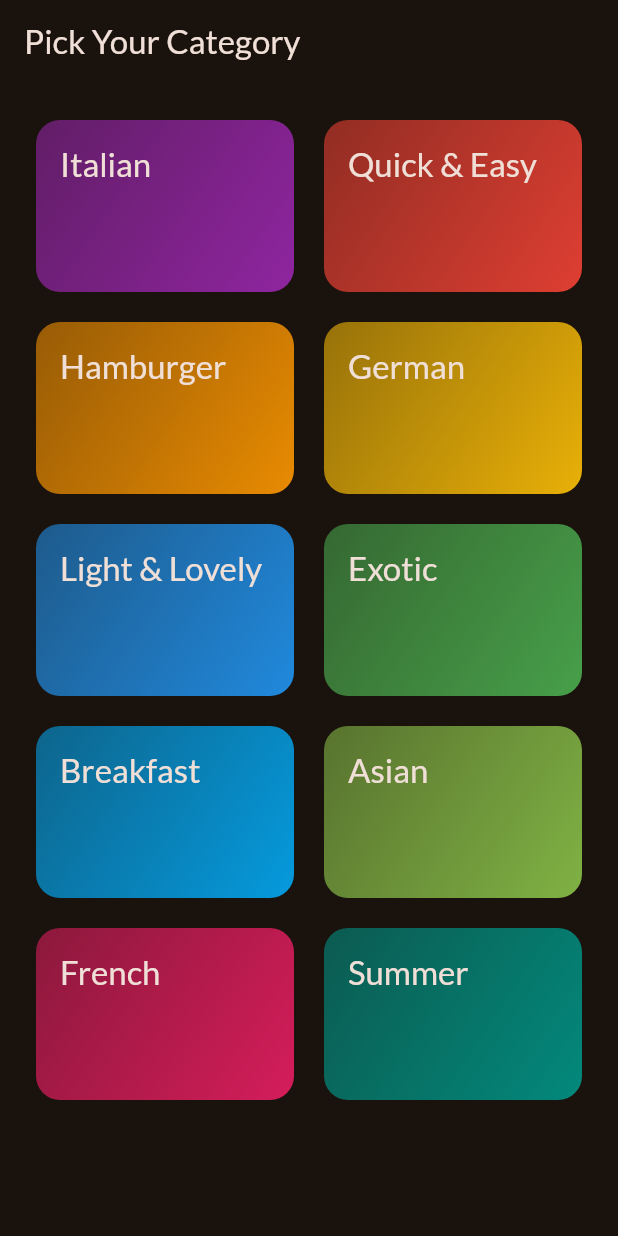
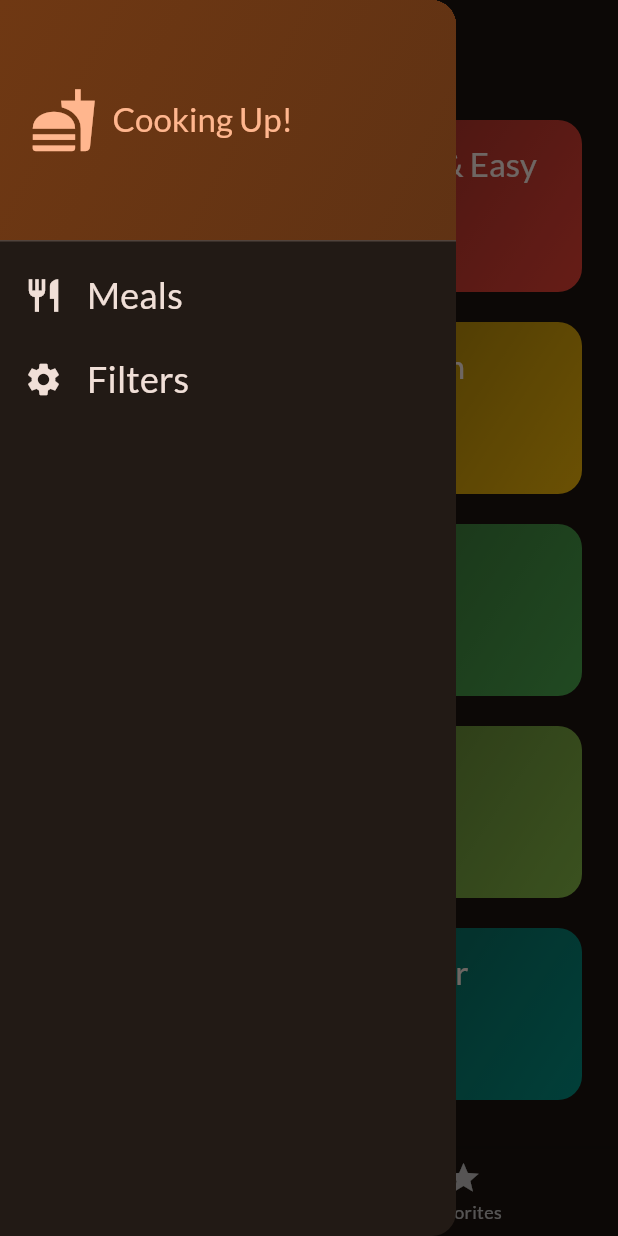
Before and after one commit to abhi-y918/Meals, a Flutter app: the screen it shows after launch, with the side drawer open (before the commit the screen has no drawer), on a phone screen of 412 x 824 dp. Run offline on Flutter 3.47's test engine with Material 3 defaults, Android fonts, the phone set to English and light mode, and no system bars; our stand-ins replace google_fonts, transparent_image.

Commit message:
New Progress in the app

```diff
--- a/lib/main.dart
+++ b/lib/main.dart
@@ -2,6 +2,7 @@ import 'package:flutter/material.dart';
 
 import 'package:google_fonts/google_fonts.dart';
 import 'package:meals/screeens/categories.dart';
+import 'package:meals/screeens/tabs.dart';
 
 
 final theme = ThemeData(
@@ -27,7 +28,7 @@ class App extends StatelessWidget {
   Widget build(BuildContext context) {
     return MaterialApp(
         theme: theme,
-         home: const CategoriesScreen(),
+         home: const TabsScreen(),
     );
   }
 }
--- a/lib/screeens/categories.dart
+++ b/lib/screeens/categories.dart
@@ -5,17 +5,24 @@ import 'package:meals/widgets/category_grid_item.dart';
 import 'package:meals/screeens/meals.dart';
 import 'package:meals/models/category.dart' ;
 
+import '../models/meal.dart';
+
 class CategoriesScreen extends StatelessWidget {
-  const CategoriesScreen({super.key});
-
+  const CategoriesScreen({
+    super.key,
+    required this.onToggleFavorite,
+  });
+  final void Function(Meal meal) onToggleFavorite; // ✅ this line should be here
   void _selectCategory(BuildContext context,Category category) {
     // context stateless mein globally nhi hota hai
-    final filteredMeals =dummyMeals.where((meal)=>meal.categories.contains(category.id)).toList();
+    final filteredMeals =dummyMeals.where((meal)=>
+        meal.categories.contains(category.id)).toList();
     Navigator.of(context).push(
       MaterialPageRoute(
         builder: (ctx) => MealsScreen(
           title: category.title,
           meals: filteredMeals,
+          onToggleFavorite: onToggleFavorite,
         ),
       ),
     );
@@ -23,11 +30,7 @@ class CategoriesScreen extends StatelessWidget {
 
   @override
   Widget build(BuildContext context) {
-    return Scaffold(
-      appBar: AppBar(
-        title: const Text('Pick Your Category'),
-      ),
-      body: GridView(
+    return  GridView(
         padding: const EdgeInsets.all(24),
         gridDelegate: const SliverGridDelegateWithFixedCrossAxisCount(
           crossAxisCount: 2,
@@ -46,7 +49,6 @@ class CategoriesScreen extends StatelessWidget {
                 }
             ),
         ],
-      ),
-    );
+      );
   }
 }
--- /dev/null
+++ b/lib/screeens/tabs.dart
@@ -0,0 +1,98 @@
+import 'package:flutter/cupertino.dart';
+import 'package:flutter/material.dart';
+import 'package:meals/main.dart';
+import 'package:meals/screeens/categories.dart';
+import 'package:meals/screeens/meals.dart';
+import 'package:meals/models/meal.dart';
+import 'package:meals/widgets/main_drawer.dart';
+
+class TabsScreen extends StatefulWidget{
+  const TabsScreen({super.key});
+  @override
+  State<TabsScreen> createState() {
+    return _TabsScreenState();
+  }
+}
+class _TabsScreenState extends State<TabsScreen>{
+  int _selectedPageIndex =0;
+
+  final List<Meal>_favoritesMeals = [];
+
+  void _showInfoMessage(String message){
+    ScaffoldMessenger.of(context).clearSnackBars();
+    ScaffoldMessenger.of(context).showSnackBar(
+        SnackBar(
+            content: Text(message),
+        ),
+    );
+  }
+
+  void _toggleMealFavoriteStatus(Meal meal){
+    final isExisting = _favoritesMeals.contains(meal);
+
+    if(isExisting){
+      setState(() {
+        _favoritesMeals.remove(meal);
+      });
+      _showInfoMessage('Meal is not longer a favorite ');
+      // ✅ If user is on the Favorites tab, rebuild the UI immediately
+      if (_selectedPageIndex == 1) {
+        Future.delayed(const Duration(milliseconds: 100), () {
+          setState(() {});
+        });
+      }
+
+      // ✅ If the user is viewing this meal from a pushed screen (not tab),
+      // go back to update the previous screen automatically
+      if (Navigator.of(context).canPop()) {
+        Navigator.of(context).pop();
+      }
+    }else{
+      setState(() {
+        _favoritesMeals.add(meal);
+        _showInfoMessage('Meal is marked as Favorite');
+      });
+    }
+  }
+  void _selectPage(int index){
+    setState(() {
+      _selectedPageIndex=index;
+    });
+  }
+  void _setScreen(String identifier){
+    if(identifier=='filters'){
+
+    }else{
+      Navigator.of(context).pop();
+    }
+  }
+  @override
+  Widget build(BuildContext context) {
+    Widget activePage = CategoriesScreen(onToggleFavorite: _toggleMealFavoriteStatus);
+    var activePageTitle = 'Categories';
+    if(_selectedPageIndex==1){
+      activePage= MealsScreen(
+        meals: _favoritesMeals,
+        onToggleFavorite: _toggleMealFavoriteStatus,
+      );
+      activePageTitle = 'Your Favorites';
+    }
+    return Scaffold(
+      appBar: AppBar(
+        title: Text(activePageTitle),
+      ),
+      drawer:MainDrawer(onSelectScreen: _setScreen,) ,
+      body: activePage,
+      bottomNavigationBar:BottomNavigationBar(
+        onTap: _selectPage,
+        currentIndex: _selectedPageIndex,
+        items: const[
+          BottomNavigationBarItem(icon: Icon(Icons.set_meal),label: 'Categories'),
+          BottomNavigationBarItem(icon: Icon(Icons.star),label: 'Favorites'),
+        ],
+
+      ) ,
+    );
+
+  }
+}
--- /dev/null
+++ b/lib/widgets/main_drawer.dart
@@ -0,0 +1,80 @@
+import 'package:flutter/material.dart';
+
+class MainDrawer extends StatelessWidget{
+  const MainDrawer({super.key,required this.onSelectScreen});
+
+  final void Function(String identifier) onSelectScreen;
+
+  @override
+  Widget build(BuildContext context) {
+    return Drawer(
+      child: Column(
+        children: [
+          DrawerHeader(
+              padding: const EdgeInsets.all(20),
+              decoration: BoxDecoration(
+                gradient: LinearGradient(
+                  colors: [
+                    Theme.of(context).colorScheme.primaryContainer,
+                    Theme.of(context).colorScheme.primaryContainer.withOpacity((0.8)),
+                  ],
+                  begin: Alignment.topLeft,
+                  end:Alignment.bottomRight,
+                )
+              )  ,
+              child: Row(
+                children: [
+                  Icon(Icons.fastfood,
+                    size:45,
+                    color:Theme.of(context).colorScheme.primary,
+                  ),
+                  const SizedBox( width: 10,),
+                  Text(
+                    'Cooking Up!',style: Theme.of(context).textTheme.titleLarge!.copyWith(
+                     color:Theme.of(context).colorScheme.primary,
+                     ),
+                  ),
+                ],
+              ),
+          ),
+          ListTile(
+            leading: Icon(
+              Icons.restaurant,
+              size:26,
+              color: Theme.of(context).colorScheme.onBackground,
+            ),
+            title: Text(
+               'Meals',
+                style: Theme.of(context).textTheme.titleSmall!.copyWith(
+                 color:Theme.of(context).colorScheme.onBackground,
+                 fontSize:24,
+                 )
+            ),
+            onTap: (){
+              onSelectScreen('Meals');
+            },
+          ),
+          ListTile(
+            leading: Icon(
+              Icons.settings,
+              size:26,
+              color: Theme.of(context).colorScheme.onBackground,
+            ),
+            title: Text(
+                'Filters',
+                style: Theme.of(context).textTheme.titleSmall!.copyWith(
+                  color:Theme.of(context).colorScheme.onBackground,
+                  fontSize:24,
+                )
+            ),
+            onTap: (){
+              onSelectScreen('filters');
+            },
+          ),
+        ],
+      ),
+
+    );
+  }
+
+}
```
Also changed, not shown: lib/screeens/meals.dart (+16 -9 lines), lib/screeens/meals_details.dart (+52 -5 lines).
